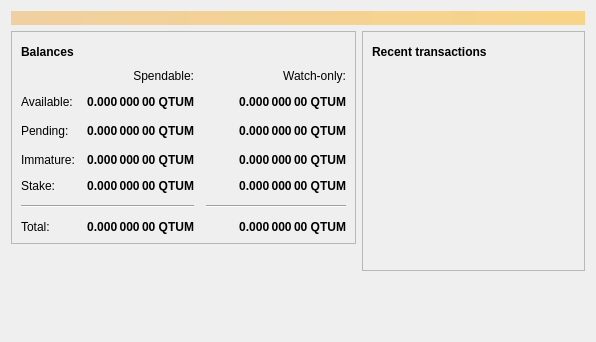
First picture: the form in src/qt/forms/overviewpage.ui, repository qtumproject/qtum, before the edit.
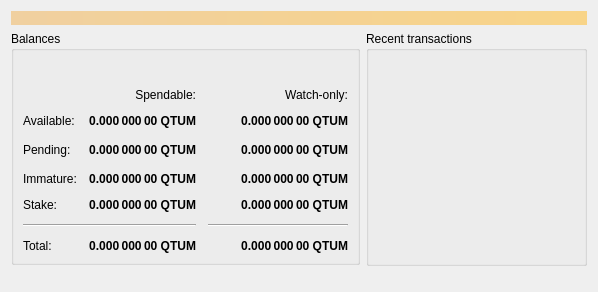
Second picture: the form after the edit. Icons and pictures are not drawn.

Commit message: Layout updates for qtum

Diff of the .ui file:
```diff
--- a/src/qt/forms/overviewpage.ui
+++ b/src/qt/forms/overviewpage.ui
@@ -6,8 +6,8 @@
    <rect>
     <x>0</x>
     <y>0</y>
-    <width>596</width>
-    <height>342</height>
+    <width>598</width>
+    <height>292</height>
    </rect>
   </property>
   <property name="windowTitle">
@@ -38,29 +38,13 @@
      <item>
       <layout class="QVBoxLayout" name="verticalLayout_2">
        <item>
-        <widget class="QFrame" name="frame">
-         <property name="frameShape">
-          <enum>QFrame::StyledPanel</enum>
+        <widget class="QGroupBox" name="groupBoxBalances">
+         <property name="title">
+          <string>Balances</string>
          </property>
-         <property name="frameShadow">
-          <enum>QFrame::Raised</enum>
-         </property>
-         <layout class="QVBoxLayout" name="verticalLayout_4">
+         <layout class="QVBoxLayout" name="verticalLayout">
           <item>
-           <layout class="QHBoxLayout" name="horizontalLayout_4">
-            <item>
-             <widget class="QLabel" name="label_5">
-              <property name="font">
-               <font>
-                <weight>75</weight>
-                <bold>true</bold>
-               </font>
-              </property>
-              <property name="text">
-               <string>Balances</string>
-              </property>
-             </widget>
-            </item>
+           <layout class="QHBoxLayout" name="horizontalLayout_3">
             <item>
              <widget class="QPushButton" name="labelWalletStatus">
               <property name="enabled">
@@ -95,7 +79,7 @@
              </widget>
             </item>
             <item>
-             <spacer name="horizontalSpacer_3">
+             <spacer name="horizontalSpacer">
               <property name="orientation">
                <enum>Qt::Horizontal</enum>
               </property>
@@ -456,6 +440,9 @@
          <property name="orientation">
           <enum>Qt::Vertical</enum>
          </property>
+         <property name="sizeType">
+          <enum>QSizePolicy::Expanding</enum>
+         </property>
          <property name="sizeHint" stdset="0">
           <size>
            <width>20</width>
@@ -469,29 +456,31 @@
      <item>
       <layout class="QVBoxLayout" name="verticalLayout_3">
        <item>
-        <widget class="QFrame" name="frame_2">
-         <property name="frameShape">
-          <enum>QFrame::StyledPanel</enum>
+        <widget class="QGroupBox" name="groupBoxRecent">
+         <property name="sizePolicy">
+          <sizepolicy hsizetype="Expanding" vsizetype="Preferred">
+           <horstretch>0</horstretch>
+           <verstretch>0</verstretch>
+          </sizepolicy>
          </property>
-         <property name="frameShadow">
-          <enum>QFrame::Raised</enum>
+         <property name="title">
+          <string>Recent transactions</string>
          </property>
-         <layout class="QVBoxLayout" name="verticalLayout">
+         <layout class="QVBoxLayout" name="verticalLayout_4">
+          <property name="leftMargin">
+           <number>0</number>
+          </property>
+          <property name="rightMargin">
+           <number>0</number>
+          </property>
           <item>
            <layout class="QHBoxLayout" name="horizontalLayout_2">
-            <item>
-             <widget class="QLabel" name="label_4">
-              <property name="font">
-               <font>
-                <weight>75</weight>
-                <bold>true</bold>
-               </font>
-              </property>
-              <property name="text">
-               <string>Recent transactions</string>
-              </property>
-             </widget>
-            </item>
+            <property name="leftMargin">
+             <number>9</number>
+            </property>
+            <property name="rightMargin">
+             <number>9</number>
+            </property>
             <item>
              <widget class="QPushButton" name="labelTransactionsStatus">
               <property name="enabled">
@@ -526,7 +515,7 @@
              </widget>
             </item>
             <item>
-             <spacer name="horizontalSpacer">
+             <spacer name="horizontalSpacer_3">
               <property name="orientation">
                <enum>Qt::Horizontal</enum>
               </property>
@@ -567,6 +556,9 @@
          <property name="orientation">
           <enum>Qt::Vertical</enum>
          </property>
+         <property name="sizeType">
+          <enum>QSizePolicy::Expanding</enum>
+         </property>
          <property name="sizeHint" stdset="0">
           <size>
            <width>20</width>
```
Left out of the diff: 30 changed lines with no effect on the pictures. The commit also changes 18 other files.
